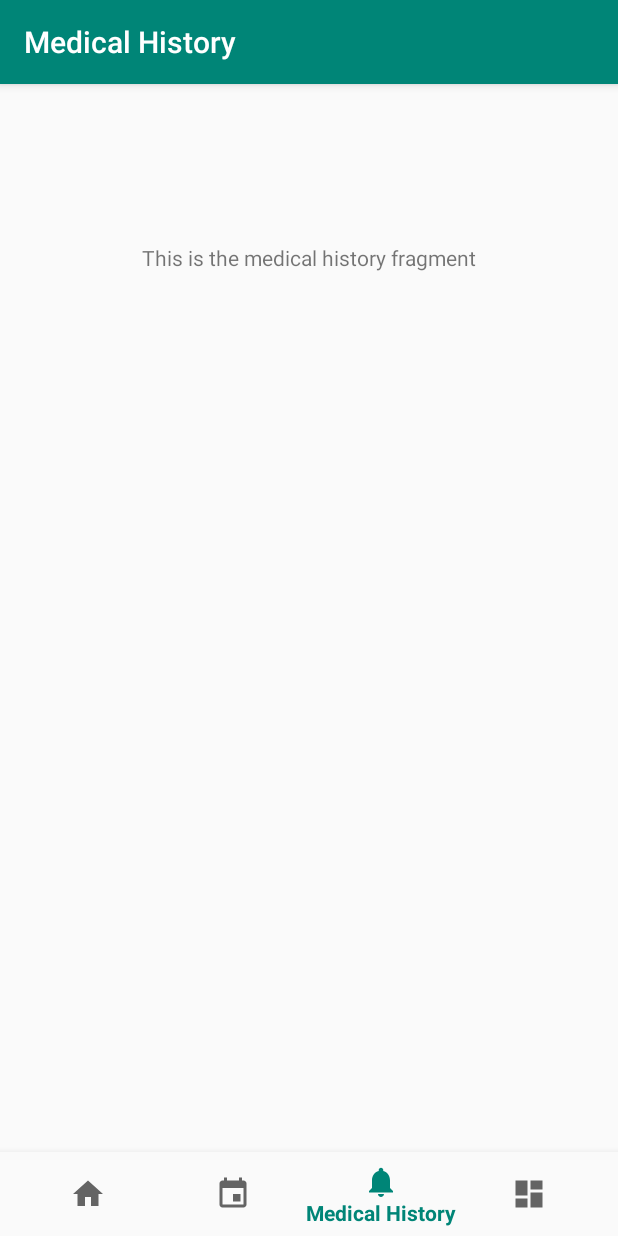
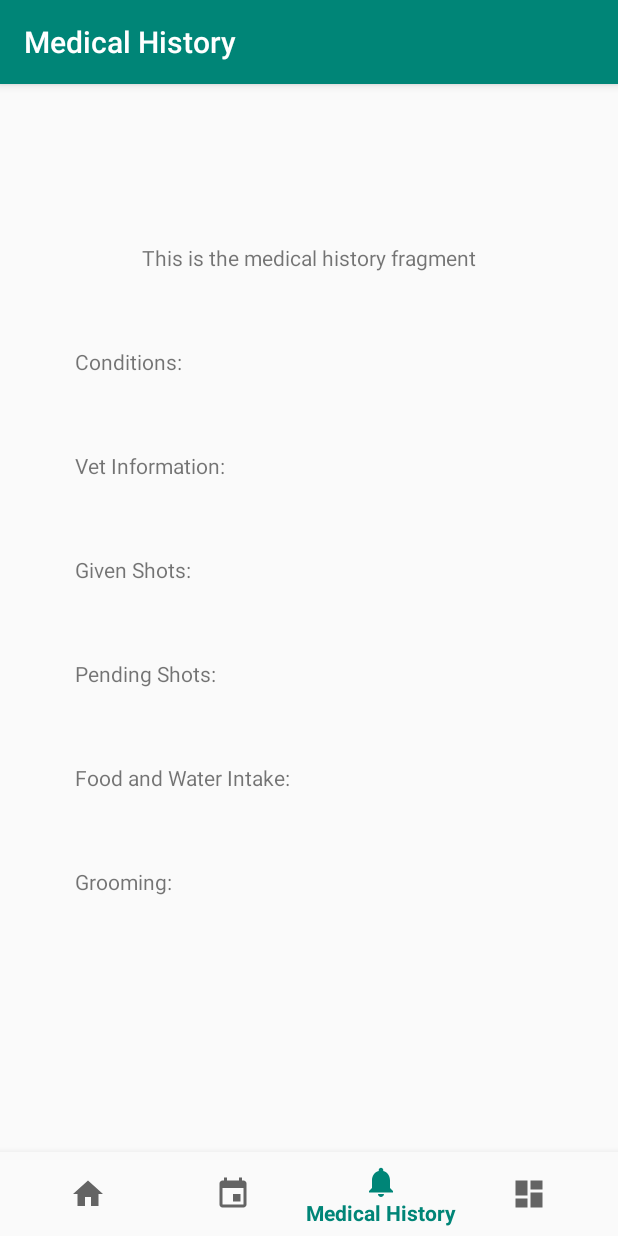
Before and after one commit to gayatri-sapra/3354-jjags, an Android app: the MedicalHistoryFragment screen opened through its navigation route, on a phone screen of 412 x 824 dp. Run offline under Robolectric (Android 15) with nearby library versions, the phone set to English and light mode, and no system bars; our stand-ins replace navigation-ui.

Commit message:
added text to other pages

```diff
--- a/PetNannyDEV/app/src/main/res/layout/fragment_medical_history.xml
+++ b/PetNannyDEV/app/src/main/res/layout/fragment_medical_history.xml
@@ -14,4 +14,71 @@
         app:layout_constraintEnd_toEndOf="parent"
         app:layout_constraintStart_toStartOf="parent"
         app:layout_constraintTop_toTopOf="parent" />
+
+    <TextView
+        android:id="@+id/conditionsText"
+        android:layout_width="wrap_content"
+        android:layout_height="wrap_content"
+        android:layout_marginStart="50dp"
+        android:layout_marginLeft="50dp"
+        android:layout_marginTop="50dp"
+        android:text="Conditions:"
+        app:layout_constraintStart_toStartOf="parent"
+        app:layout_constraintTop_toBottomOf="@+id/titleMedicalHistory" />
+
+    <TextView
+        android:id="@+id/vetText"
+        android:layout_width="wrap_content"
+        android:layout_height="wrap_content"
+        android:layout_marginStart="50dp"
+        android:layout_marginLeft="50dp"
+        android:layout_marginTop="50dp"
+        android:text="Vet Information:"
+        app:layout_constraintStart_toStartOf="parent"
+        app:layout_constraintTop_toBottomOf="@+id/conditionsText" />
+
+    <TextView
+        android:id="@+id/givenShotsText"
+        android:layout_width="wrap_content"
+        android:layout_height="wrap_content"
+        android:layout_marginStart="50dp"
+        android:layout_marginLeft="50dp"
+        android:layout_marginTop="50dp"
+        android:text="Given Shots:"
+        app:layout_constraintStart_toStartOf="parent"
+        app:layout_constraintTop_toBottomOf="@+id/vetText" />
+
+    <TextView
+        android:id="@+id/pendingShotsText"
+        android:layout_width="wrap_content"
+        android:layout_height="wrap_content"
+        android:layout_marginStart="50dp"
+        android:layout_marginLeft="50dp"
+        android:layout_marginTop="50dp"
+        android:text="Pending Shots:"
+        app:layout_constraintStart_toStartOf="parent"
+        app:layout_constraintTop_toBottomOf="@+id/givenShotsText" />
+
+    <TextView
+        android:id="@+id/foodWaterText"
+        android:layout_width="wrap_content"
+        android:layout_height="wrap_content"
+        android:layout_marginStart="50dp"
+        android:layout_marginLeft="50dp"
+        android:layout_marginTop="50dp"
+        android:text="Food and Water Intake:"
+        app:layout_constraintStart_toStartOf="parent"
+        app:layout_constraintTop_toBottomOf="@+id/pendingShotsText" />
+
+    <TextView
+        android:id="@+id/groomingText"
+        android:layout_width="wrap_content"
+        android:layout_height="wrap_content"
+        android:layout_marginStart="50dp"
+        android:layout_marginLeft="50dp"
+        android:layout_marginTop="50dp"
+        android:text="Grooming:"
+        app:layout_constraintStart_toStartOf="parent"
+        app:layout_constraintTop_toBottomOf="@+id/foodWaterText" />
+
 </androidx.constraintlayout.widget.ConstraintLayout>
```
Also changed, not shown: PetNannyDEV/app/src/main/res/layout/fragment_about.xml (+33 -0 lines), PetNannyDEV/app/src/main/res/layout/fragment_calender.xml (+10 -0 lines).
